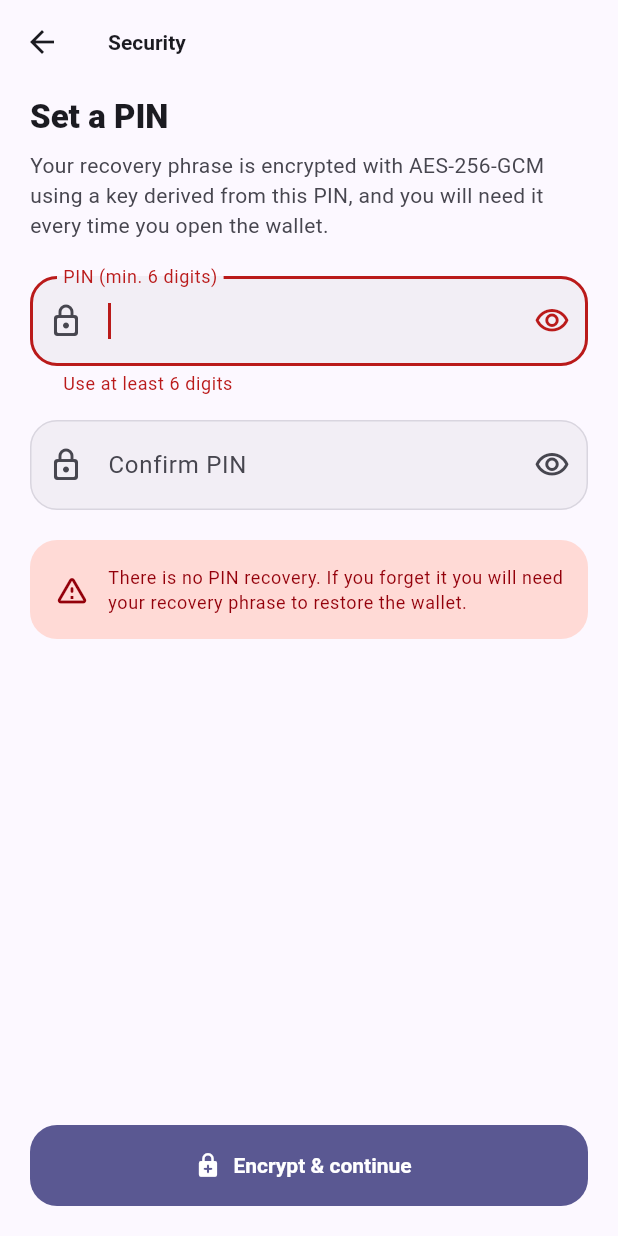
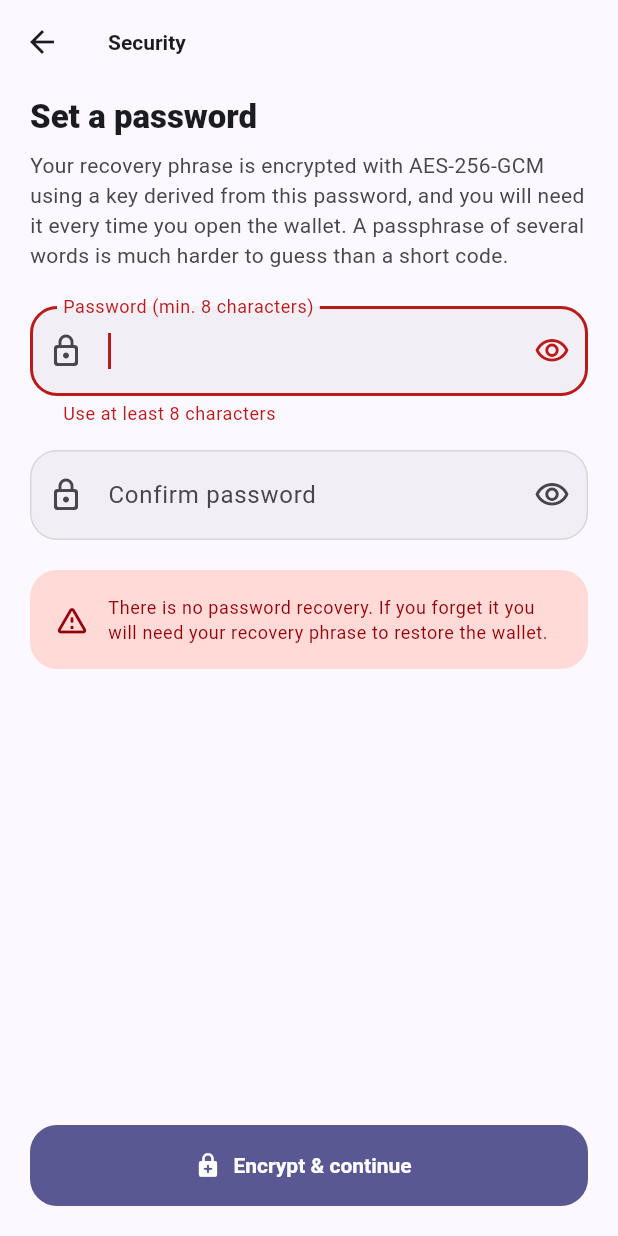
Before and after one commit to dsidxavekko/material-wallet, a Flutter app: the SetPinScreen screen opened directly with empty values, after a tap on "Encrypt & continue", on a phone screen of 412 x 824 dp. Run offline on Flutter 3.47's test engine with Material 3 defaults, Android fonts, the phone set to English and light mode, and no system bars; our stand-ins replace app_links, convert, flutter_local_notifications, flutter_secure_storage, local_auth, qr_flutter and 2 more; missing offline and left inert: bip32, bip39, dart:js_interop, ed25519_edwards, mobile_scanner, pointycastle; accounts and stored records are empty.

Commit message:
Password instead of PIN (B6): free-text, min 8 characters; old PINs still unlock
Co-Authored-By: Claude Sonnet 5.5 <noreply@anthropic.com>

```diff
--- a/lib/data/wallet/seed_vault.dart
+++ b/lib/data/wallet/seed_vault.dart
@@ -169,7 +169,9 @@ class SeedVault {
         );
       return utf8.decode(cipher.process(payload.sealed));
     } catch (_) {
-      throw const SeedVaultException('Wrong PIN — could not unlock the wallet.');
+      throw const SeedVaultException(
+        'Wrong password — could not unlock the wallet.',
+      );
     }
   }
 
--- a/lib/features/lock/lock_screen.dart
+++ b/lib/features/lock/lock_screen.dart
@@ -142,7 +142,7 @@ class _LockScreenState extends State<LockScreen> {
                 ),
                 const SizedBox(height: 8),
                 Text(
-                  'Enter your PIN to decrypt the wallet.',
+                  'Enter your password to decrypt the wallet.',
                   textAlign: TextAlign.center,
                   style: text.bodyMedium
                       ?.copyWith(color: scheme.onSurfaceVariant),
@@ -150,7 +150,7 @@ class _LockScreenState extends State<LockScreen> {
                 const SizedBox(height: 28),
                 PinField(
                   controller: _pinController,
-                  label: 'PIN',
+                  label: 'Password',
                   autofocus: true,
                   enabled: !blocked,
                   errorText: throttleHint ?? _error,
@@ -189,7 +189,7 @@ class _LockScreenState extends State<LockScreen> {
                 const SizedBox(height: 8),
                 TextButton(
                   onPressed: _busy ? null : _confirmReset,
-                  child: const Text('Forgot PIN — remove wallet'),
+                  child: const Text('Forgot password — remove wallet'),
                 ),
                 const SizedBox(height: 12),
                 Text(
@@ -208,7 +208,7 @@ class _LockScreenState extends State<LockScreen> {
 
   Future<void> _unlock() async {
     if (_pinController.text.isEmpty) {
-      setState(() => _error = 'Enter your PIN');
+      setState(() => _error = 'Enter your password');
       return;
     }
 
--- a/lib/features/lock/set_pin_screen.dart
+++ b/lib/features/lock/set_pin_screen.dart
@@ -24,7 +24,7 @@ class SetPinScreen extends StatefulWidget {
 }
 
 class _SetPinScreenState extends State<SetPinScreen> {
-  static const int _minLength = 6;
+  static const int _minLength = kMinPasswordLength;
 
   final TextEditingController _pinController = TextEditingController();
   final TextEditingController _confirmController = TextEditingController();
@@ -79,15 +79,16 @@ class _SetPinScreenState extends State<SetPinScreen> {
                 padding: const EdgeInsets.fromLTRB(20, 8, 20, 16),
                 children: <Widget>[
                   Text(
-                    'Set a PIN',
+                    'Set a password',
                     style: text.titleLarge
                         ?.copyWith(fontWeight: FontWeight.w800),
                   ),
                   const SizedBox(height: 8),
                   Text(
                     'Your recovery phrase is encrypted with AES-256-GCM using '
-                    'a key derived from this PIN, and you will need it every '
-                    'time you open the wallet.',
+                    'a key derived from this password, and you will need it '
+                    'every time you open the wallet. A passphrase of several '
+                    'words is much harder to guess than a short code.',
                     style: text.bodyMedium?.copyWith(
                       color: scheme.onSurfaceVariant,
                       height: 1.45,
@@ -96,7 +97,7 @@ class _SetPinScreenState extends State<SetPinScreen> {
                   const SizedBox(height: 24),
                   PinField(
                     controller: _pinController,
-                    label: 'PIN (min. $_minLength digits)',
+                    label: 'Password (min. $_minLength characters)',
                     autofocus: true,
                     enabled: !_busy,
                     errorText: _pinError,
@@ -108,7 +109,7 @@ class _SetPinScreenState extends State<SetPinScreen> {
                   const SizedBox(height: 16),
                   PinField(
                     controller: _confirmController,
-                    label: 'Confirm PIN',
+                    label: 'Confirm password',
                     enabled: !_busy,
                     errorText: _confirmError,
                     textInputAction: TextInputAction.done,
@@ -132,7 +133,7 @@ class _SetPinScreenState extends State<SetPinScreen> {
                         title: const Text('Unlock with fingerprint'),
                         subtitle: const Text(
                           'Open the wallet with your fingerprint instead of '
-                          'typing the PIN',
+                          'typing the password',
                         ),
                       ),
                     ),
@@ -153,7 +154,7 @@ class _SetPinScreenState extends State<SetPinScreen> {
                         const SizedBox(width: 12),
                         Expanded(
                           child: Text(
-                            'There is no PIN recovery. If you forget it you '
+                            'There is no password recovery. If you forget it you '
                             'will need your recovery phrase to restore the '
                             'wallet.',
                             style: text.bodySmall?.copyWith(
@@ -193,10 +194,11 @@ class _SetPinScreenState extends State<SetPinScreen> {
 
     if (!_isValid) {
       setState(() {
-        _pinError =
-            pin.length < _minLength ? 'Use at least $_minLength digits' : null;
+        _pinError = pin.length < _minLength
+            ? 'Use at least $_minLength characters'
+            : null;
         _confirmError =
-            pin != _confirmController.text ? 'PINs do not match' : null;
+            pin != _confirmController.text ? 'Passwords do not match' : null;
       });
       return;
     }
--- a/lib/features/settings/settings_screen.dart
+++ b/lib/features/settings/settings_screen.dart
@@ -285,7 +285,7 @@ class _SecuritySectionState extends State<_SecuritySection> {
 
   Future<String?> _confirmPin() => PinConfirmDialog.show(
         context,
-        title: 'Confirm your PIN',
+        title: 'Confirm your password',
         confirmLabel: 'Enable',
         icon: Icons.fingerprint_rounded,
       );
@@ -320,8 +320,8 @@ class _SecuritySectionState extends State<_SecuritySection> {
             _supported == false
                 ? 'Not available on this device'
                 : identity.biometricsEnabled
-                    ? 'Opens the wallet without typing the PIN'
-                    : 'Confirms your PIN once to set up',
+                    ? 'Opens the wallet without typing the password'
+                    : 'Confirms your password once to set up',
           ),
         ),
         ListTile(
@@ -503,7 +503,7 @@ class _WalletSection extends StatelessWidget {
             ),
             ListTile(
               leading: const Icon(Icons.password_rounded),
-              title: const Text('Change PIN'),
+              title: const Text('Change password'),
               trailing: const Icon(Icons.chevron_right_rounded),
               onTap: () => showModalBottomSheet<void>(
                 context: context,
@@ -646,7 +646,7 @@ class _WalletSection extends StatelessWidget {
     if (!await authorizeSensitiveAction(
       context,
       reason: 'Reveal recovery phrase',
-      title: 'Confirm your PIN',
+      title: 'Confirm your password',
       confirmLabel: 'Reveal',
       icon: Icons.key_rounded,
       allowPinFallback: true,
@@ -775,7 +775,7 @@ class _ChangePinSheet extends StatefulWidget {
 }
 
 class _ChangePinSheetState extends State<_ChangePinSheet> {
-  static const int _minLength = 6;
+  static const int _minLength = kMinPasswordLength;
 
   final TextEditingController _currentController = TextEditingController();
   final TextEditingController _nextController = TextEditingController();
@@ -806,19 +806,19 @@ class _ChangePinSheetState extends State<_ChangePinSheet> {
             crossAxisAlignment: CrossAxisAlignment.start,
             children: <Widget>[
               Text(
-                'Change PIN',
+                'Change password',
                 style: text.titleLarge?.copyWith(fontWeight: FontWeight.w800),
               ),
               const SizedBox(height: 8),
               Text(
-                'The recovery phrase is re-encrypted with the new PIN.',
+                'The recovery phrase is re-encrypted with the new password.',
                 style:
                     text.bodyMedium?.copyWith(color: scheme.onSurfaceVariant),
               ),
               const SizedBox(height: 20),
               PinField(
                 controller: _currentController,
-                label: 'Current PIN',
+                label: 'Current password',
                 autofocus: true,
                 enabled: !_busy,
                 errorText: _error,
@@ -827,13 +827,13 @@ class _ChangePinSheetState extends State<_ChangePinSheet> {
               const SizedBox(height: 14),
               PinField(
                 controller: _nextController,
-                label: 'New PIN (min. $_minLength digits)',
+                label: 'New password (min. $_minLength characters)',
                 enabled: !_busy,
               ),
               const SizedBox(height: 14),
               PinField(
                 controller: _confirmController,
-                label: 'Confirm new PIN',
+                label: 'Confirm new password',
                 enabled: !_busy,
                 textInputAction: TextInputAction.done,
                 onSubmitted: (_) => _submit(),
@@ -848,7 +848,7 @@ class _ChangePinSheetState extends State<_ChangePinSheet> {
                         child: CircularProgressIndicator(strokeWidth: 2),
                       )
                     : const Icon(Icons.password_rounded),
-                label: Text(_busy ? 'Re-encrypting…' : 'Save new PIN'),
+                label: Text(_busy ? 'Re-encrypting…' : 'Save new password'),
               ),
             ],
           ),
@@ -861,11 +861,11 @@ class _ChangePinSheetState extends State<_ChangePinSheet> {
     final String next = _nextController.text;
 
     if (next.length < _minLength) {
-      setState(() => _error = 'Use at least $_minLength digits');
+      setState(() => _error = 'Use at least $_minLength characters');
       return;
     }
     if (next != _confirmController.text) {
-      setState(() => _error = 'New PINs do not match');
+      setState(() => _error = 'New passwords do not match');
       return;
     }
 
@@ -891,7 +891,7 @@ class _ChangePinSheetState extends State<_ChangePinSheet> {
       if (mounted) {
         setState(() {
           _busy = false;
-          _error = 'Could not change the PIN.';
+          _error = 'Could not change the password.';
         });
       }
       return;
@@ -903,7 +903,7 @@ class _ChangePinSheetState extends State<_ChangePinSheet> {
     final ScaffoldMessengerState messenger = ScaffoldMessenger.of(context);
     Navigator.of(context).pop();
     messenger.showSnackBar(
-      const SnackBar(content: Text('PIN updated successfully.')),
+      const SnackBar(content: Text('Password updated successfully.')),
     );
   }
 }
--- a/lib/shared/widgets/pin_confirm_dialog.dart
+++ b/lib/shared/widgets/pin_confirm_dialog.dart
@@ -57,7 +57,7 @@ class _PinConfirmDialogState extends State<PinConfirmDialog> {
       title: Text(widget.title),
       content: PinField(
         controller: _controller,
-        label: 'PIN',
+        label: 'Password',
         autofocus: true,
         textInputAction: TextInputAction.done,
         onSubmitted: (_) => _submit(),
--- a/lib/shared/widgets/pin_field.dart
+++ b/lib/shared/widgets/pin_field.dart
@@ -1,9 +1,14 @@
 import 'package:flutter/material.dart';
-import 'package:flutter/services.dart';
 
-/// Obscured numeric input used for wallet PIN codes.
+/// Shortest password accepted when a new one is set or changed.
 ///
-/// Adds a show/hide toggle and restricts input to digits so the field can be
+/// Unlocking has no minimum: a wallet created with the old 6–8 digit PIN keeps
+/// working, because the vault treats the secret as an opaque string.
+const int kMinPasswordLength = 8;
+
+/// Obscured text input used for the wallet password (formerly a numeric PIN).
+///
+/// Adds a show/hide toggle; any characters are allowed so the field can be
 /// reused on the lock screen and in the create/import flows.
 class PinField extends StatefulWidget {
   const PinField({
@@ -16,8 +21,8 @@ class PinField extends StatefulWidget {
     this.textInputAction = TextInputAction.next,
     this.onSubmitted,
     this.onChanged,
-    this.minLength = 6,
-    this.maxLength = 8,
+    this.minLength = kMinPasswordLength,
+    this.maxLength = 64,
   });
 
   final TextEditingController controller;
@@ -45,14 +50,11 @@ class _PinFieldState extends State<PinField> {
       autofocus: widget.autofocus,
       enabled: widget.enabled,
       obscureText: _obscured,
-      keyboardType: TextInputType.number,
+      keyboardType: TextInputType.visiblePassword,
       textInputAction: widget.textInputAction,
       autocorrect: false,
       enableSuggestions: false,
       maxLength: widget.maxLength,
-      inputFormatters: <TextInputFormatter>[
-        FilteringTextInputFormatter.digitsOnly,
-      ],
       onSubmitted: widget.onSubmitted,
       onChanged: widget.onChanged,
       decoration: InputDecoration(
```
Also changed, not shown: 4 other files.
